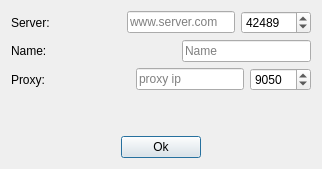
This is client/ultimate/AddServer.ui in alphaonex86/CatchChallenger as Qt 5 draws it before an edit. The edited form follows.
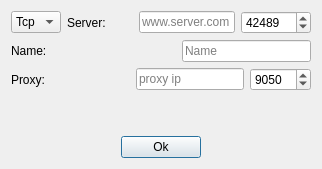
This is the edited form.

What changed in the file:
```diff
--- a/client/ultimate/AddServer.ui
+++ b/client/ultimate/AddServer.ui
@@ -19,6 +19,20 @@
   <layout class="QVBoxLayout" name="verticalLayout">
    <item>
     <layout class="QHBoxLayout" name="horizontalLayout_3">
+     <item>
+      <widget class="QComboBox" name="type">
+       <item>
+        <property name="text">
+         <string notr="true">Tcp</string>
+        </property>
+       </item>
+       <item>
+        <property name="text">
+         <string notr="true">Ws</string>
+        </property>
+       </item>
+      </widget>
+     </item>
      <item>
       <widget class="QLabel" name="label">
        <property name="text">
```
